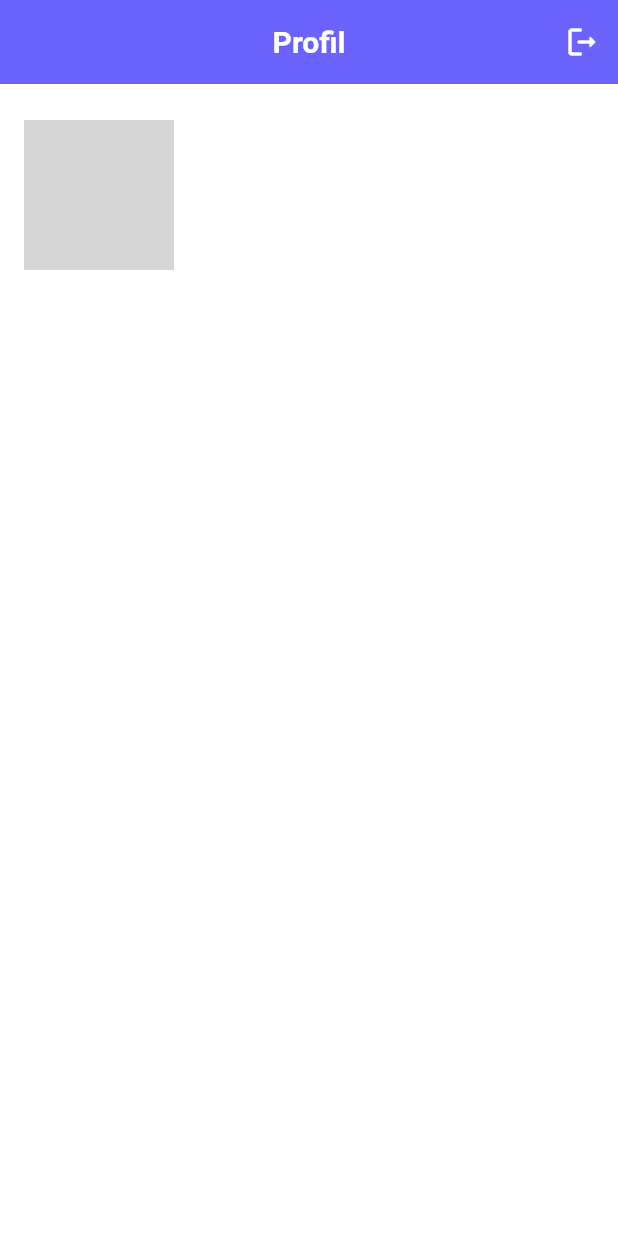
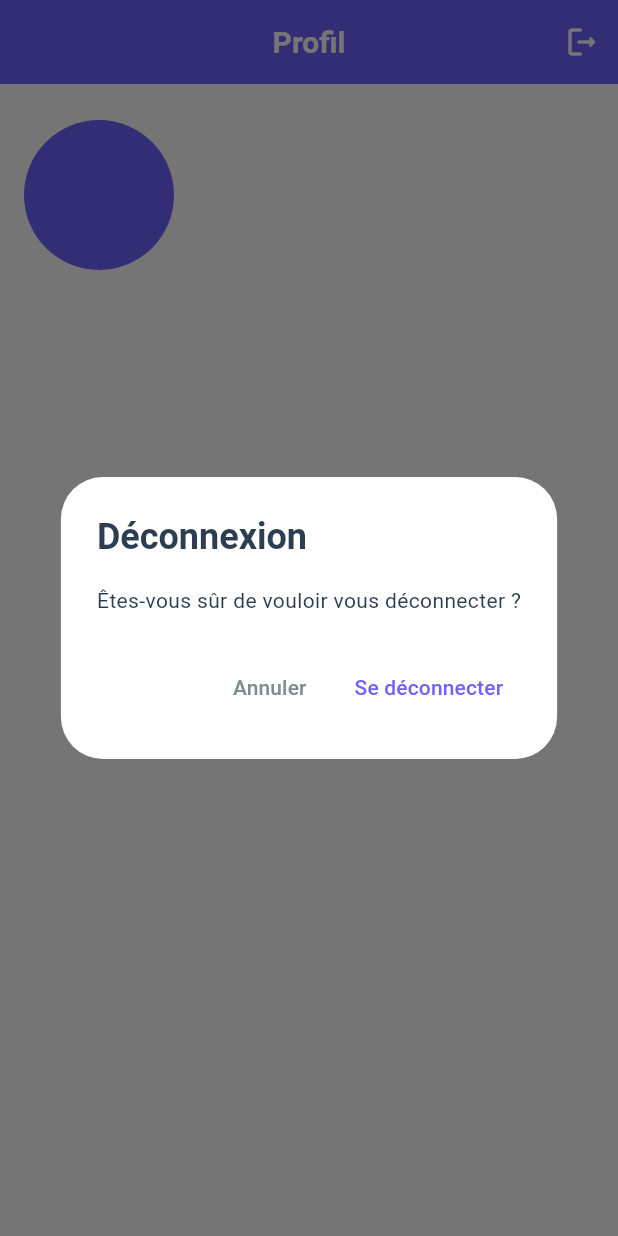
Before and after one commit to chelsea-kati/FlutterExam, a Flutter app: the ProfilePage screen opened directly, after a tap on the "logout" icon, on a phone screen of 412 x 824 dp. Run offline on Flutter 3.47's test engine with Material 3 defaults, Android fonts, the phone set to English and light mode, and no system bars; our stand-ins replace connectivity_plus, fl_chart, google_generative_ai, image_picker, sqflite; missing offline and left inert: debounce_throttle; accounts and stored records are empty; grey boxes are pictures that could not be loaded.

Commit message:
correction de logout dans profil et affichage du backgroung dans login

```diff
--- a/lib/pages/login_page.dart
+++ b/lib/pages/login_page.dart
@@ -130,7 +130,7 @@ class _LoginPageState extends State<LoginPage> {
           // 1. Image de fond
           image: DecorationImage(
             // ⚠️ Assurez-vous que le chemin est correct !
-            image: const AssetImage('assets/images/medical_background.jpg'),
+            image: const AssetImage('assets/images/marcelo-leal-k7ll1hpdhFA-unsplash.jpg'),
             fit: BoxFit.cover,
             // 2. Filtre de couleur pour l'éclaircir et le lier à votre thème
             colorFilter: ColorFilter.mode(
--- a/lib/pages/profil_page.dart
+++ b/lib/pages/profil_page.dart
@@ -8,6 +8,8 @@ import 'login_page.dart';
 
 class ProfilePage extends StatelessWidget {
   const ProfilePage({super.key});
+
+
 
   @override
   Widget build(BuildContext context) {
@@ -119,8 +121,60 @@ class ProfilePage extends StatelessWidget {
   }
 
   // Dialogue de confirmation de déconnexion
+// 🚨 CORRECTION À APPORTER À CETTE MÉTHODE :
   Future<void> _showLogoutDialog(BuildContext context) async {
-    // ... (Implémentation de _showLogoutDialog) ...
-    throw UnimplementedError();
+    final authService = AuthService.instance;
+
+    final shouldLogout = await showDialog<bool>(
+      context: context,
+      builder: (BuildContext context) {
+        return AlertDialog(
+          title: const Text('Déconnexion'),
+          content: const Text('Êtes-vous sûr de vouloir vous déconnecter ?'),
+          actions: <Widget>[
+            TextButton(
+              onPressed: () => Navigator.of(context).pop(false), // Annuler
+              child: Text(
+                'Annuler',
+                style: TextStyle(color: AppColors.textSecondary),
+              ),
+            ),
+            TextButton(
+              onPressed: () => Navigator.of(context).pop(true), // Confirmer
+              child: const Text('Se déconnecter'),
+            ),
+          ],
+        );
+      },
+    );
+
+    // 1. L'utilisateur a confirmé la déconnexion
+    if (shouldLogout == true) {
+      // Afficher un indicateur de chargement (Optionnel mais recommandé)
+      showDialog(
+        context: context,
+        barrierDismissible: false,
+        builder: (context) => const Center(
+          child: CircularProgressIndicator(),
+        ),
+      );
+
+      // 2. Appel de la fonction de déconnexion (qui doit nettoyer le token)
+      await authService.logout();
+
+      // S'assurer que le widget est toujours monté
+      if (context.mounted) {
+        // 3. Fermer l'indicateur de chargement
+        Navigator.of(context).pop();
+
+        // 4. Navigation vers la page de connexion
+        // Ceci est la partie CRITIQUE : on utilise pushAndRemoveUntil
+        // pour retirer toutes les pages (y compris le Home) de la pile.
+        Navigator.of(context).pushAndRemoveUntil(
+          MaterialPageRoute(builder: (context) => const LoginPage()),
+          (Route<dynamic> route) => false, // Retourne false pour toutes les routes
+        );
+      }
+    }
   }
 }
--- a/pubspec.yaml
+++ b/pubspec.yaml
@@ -85,7 +85,7 @@ flutter:
 
   # To add assets to your application, add an assets section, like this:
   assets:
-  - assets/images/marcelo-leal-k7ll1hpdhFA-unsplash.jpg
+   - assets/images/marcelo-leal-k7ll1hpdhFA-unsplash.jpg
 
   #   - images/a_dot_burr.jpeg
   #   - images/a_dot_ham.jpeg
```
Also changed, not shown: lib/pages/ai_chat_page.dart (+8 -11 lines), lib/services/ai_chat_service.dart (+51 -47 lines), assets/images/marcelo-leal-k7ll1hpdhFA-unsplash.jpg (renamed from lib/assets/images/marcelo-leal-k7ll1hpdhFA-unsplash.jpg), lib/assets/images/logo_global_aid.png (deleted), lib/assets/images/logo_sante_plus.png (deleted).
